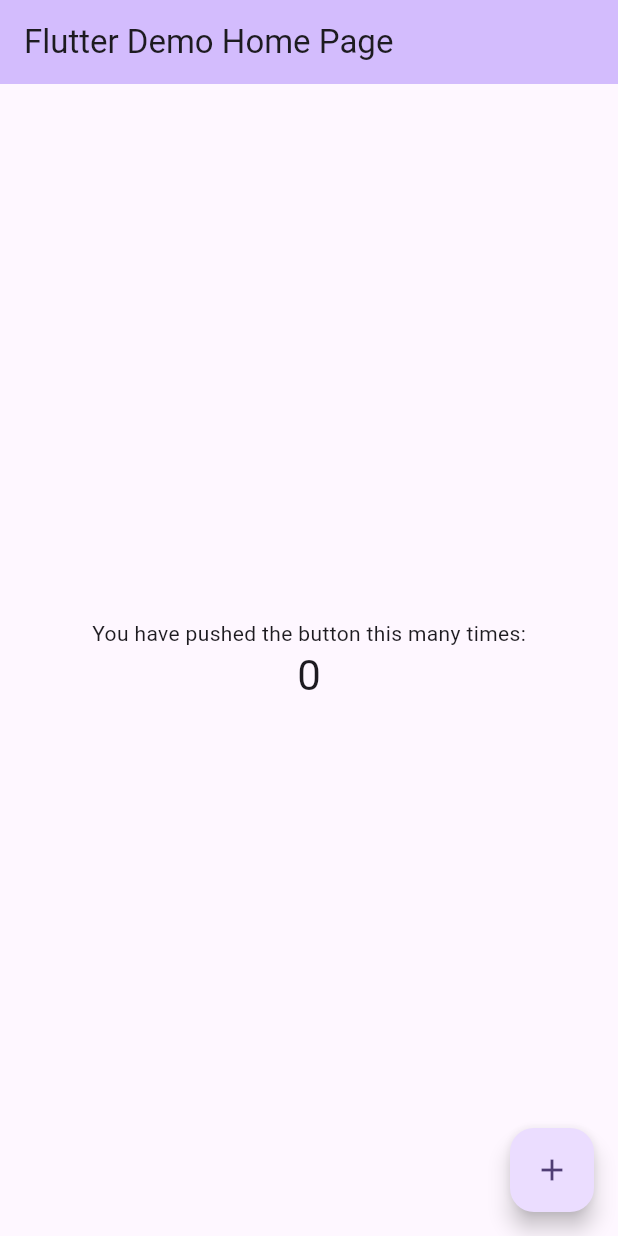
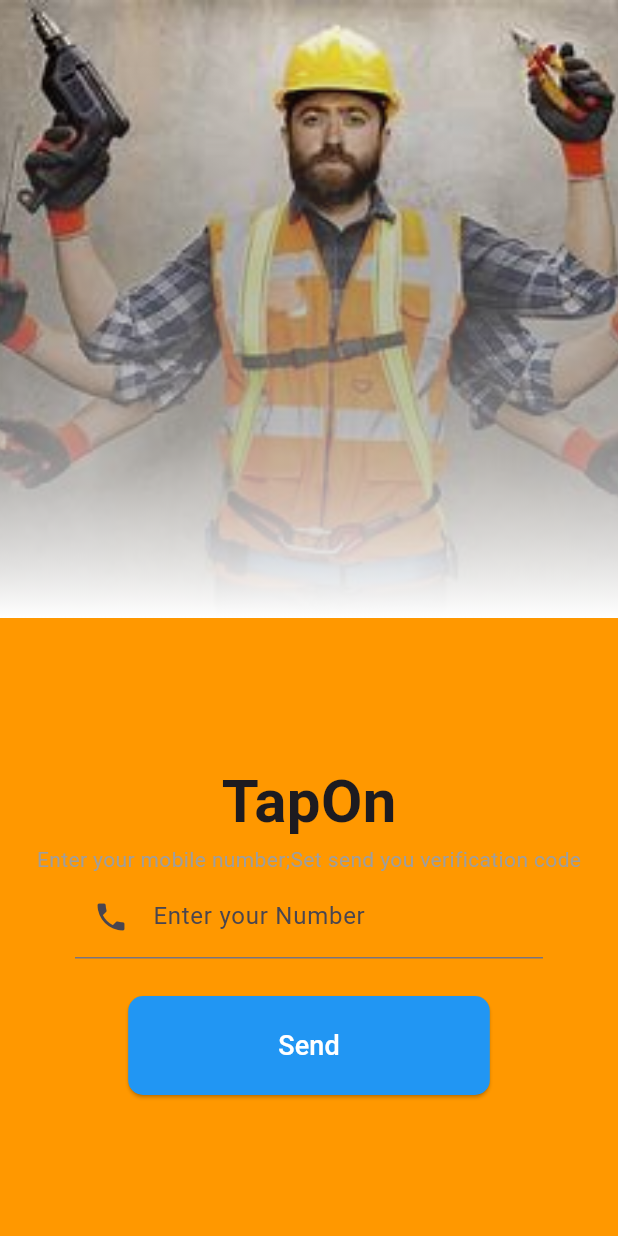
Before and after one commit to RusthyAhd/TapOn, a Flutter app: the screen it shows after launch, on a phone screen of 412 x 824 dp. Run offline on Flutter 3.47's test engine with Material 3 defaults, Android fonts, the phone set to English and light mode, and no system bars.

Commit message:
create assets folder and constant file coding enternumber

```diff
--- a/FrontEnd/lib/Enter phone numper page.dart
+++ b/FrontEnd/lib/Enter phone numper page.dart
@@ -0,0 +1,105 @@
+import 'package:flutter/material.dart';
+import 'package:tap_on/constants.dart';
+
+class Enternumber extends StatelessWidget{
+  const Enternumber({super.key});
+
+@override
+  Widget build(BuildContext context) {
+    double height = MediaQuery.of(context).size.height;
+    double width = MediaQuery.of(context).size.width;
+
+    return Scaffold(
+      backgroundColor: Colors.orange,
+      body: Column(
+        crossAxisAlignment: CrossAxisAlignment.start,
+        children: [
+          Stack(
+            children: [
+              Image.asset(
+                'assets/images/image02.jpeg',
+                height: height * 0.50,
+                width: width,
+                fit: BoxFit.cover,
+              ),
+              Container(
+                height: height * 0.50,
+                width: width,
+                decoration: const BoxDecoration(
+                  gradient: LinearGradient(
+                    begin: Alignment.topCenter,
+                    end: Alignment.bottomCenter,
+                    colors: [Colors.transparent, Colors.white],
+                  ),
+                ),
+              ),
+            ],
+          ),
+          Expanded(
+            child: Center(
+              child: Column(
+                mainAxisAlignment: MainAxisAlignment.center,
+                crossAxisAlignment: CrossAxisAlignment.center,
+                children: [
+                  const Text(
+                    appName,
+                    style: TextStyle(
+                      fontSize: 40,
+                      fontWeight: FontWeight.bold,
+                    ),
+                  ),
+                  const Text(
+                    slogan,
+                    style: TextStyle(color: Colors.grey),
+                  ),
+                  Padding(
+                    padding: const EdgeInsets.symmetric(horizontal: 50.0),
+                    child: TextField(
+                      decoration: InputDecoration(
+                        prefixIcon: Icon(Icons.phone),
+                        labelText: "Enter your Number",
+                      ),
+                    ),
+                  ),
+                  SizedBox(height: 25,),
+                  ElevatedButton(
+                    onPressed: () {
+                      // Add your onPressed logic here
+                    },
+                    style: ElevatedButton.styleFrom(
+                      backgroundColor: Colors.blue,
+                      padding: const EdgeInsets.symmetric(
+                          horizontal: 100, vertical: 20),
+                      shape: RoundedRectangleBorder(
+                        borderRadius: BorderRadius.circular(10),
+                      ),
+                    ),
+                    child: const Text(
+                      'Send',
+                      style: TextStyle(
+                        color: Colors.white,
+                        fontSize: 18,
+                      ),
+                    ),
+                  ),
+                ],
+              ),
+            ),
+          ),
+        ],
+      ),
+    );
+
+
+
+
+
+
+
+  }
+
+
+
+
+
+}
--- /dev/null
+++ b/FrontEnd/lib/constants.dart
@@ -0,0 +1,4 @@
+const String appName = "TapOn";
+const String slogan = "Enter your mobile number;Set send you verification code";
+const String bgimag = "assets\images\handy.jpg";
+const String login = "Enter your mobile number;Set send you verification code.";
--- a/FrontEnd/lib/main.dart
+++ b/FrontEnd/lib/main.dart
@@ -1,125 +1,27 @@
 import 'package:flutter/material.dart';
+import 'package:tap_on/Enter%20phone%20numper%20page.dart';
+import 'package:tap_on/constants.dart';
+
+//
 
 void main() {
-  runApp(const MyApp());
+  runApp(const InitialScreen());
 }
 
-class MyApp extends StatelessWidget {
-  const MyApp({super.key});
+class InitialScreen extends StatefulWidget {
+  const InitialScreen({super.key});
 
-  // This widget is the root of your application.
+  @override
+  State<InitialScreen> createState() => _InitialScreenState();
+}
+
+class _InitialScreenState extends State<InitialScreen> {
   @override
   Widget build(BuildContext context) {
-    return MaterialApp(
-      title: 'Flutter Demo',
-      theme: ThemeData(
-        // This is the theme of your application.
-        //
-        // TRY THIS: Try running your application with "flutter run". You'll see
-        // the application has a purple toolbar. Then, without quitting the app,
-        // try changing the seedColor in the colorScheme below to Colors.green
-        // and then invoke "hot reload" (save your changes or press the "hot
-        // reload" button in a Flutter-supported IDE, or press "r" if you used
-        // the command line to start the app).
-        //
-        // Notice that the counter didn't reset back to zero; the application
-        // state is not lost during the reload. To reset the state, use hot
-        // restart instead.
-        //
-        // This works for code too, not just values: Most code changes can be
-        // tested with just a hot reload.
-        colorScheme: ColorScheme.fromSeed(seedColor: Colors.deepPurple),
-        useMaterial3: true,
-      ),
-      home: const MyHomePage(title: 'Flutter Demo Home Page'),
+    return const MaterialApp(
+      home:Enternumber (),
+      title: appName,
+      debugShowCheckedModeBanner: false,
     );
   }
 }
-
-class MyHomePage extends StatefulWidget {
-  const MyHomePage({super.key, required this.title});
-
-  // This widget is the home page of your application. It is stateful, meaning
-  // that it has a State object (defined below) that contains fields that affect
-  // how it looks.
-
-  // This class is the configuration for the state. It holds the values (in this
-  // case the title) provided by the parent (in this case the App widget) and
-  // used by the build method of the State. Fields in a Widget subclass are
-  // always marked "final".
-
-  final String title;
-
-  @override
-  State<MyHomePage> createState() => _MyHomePageState();
-}
-
-class _MyHomePageState extends State<MyHomePage> {
-  int _counter = 0;
-
-  void _incrementCounter() {
-    setState(() {
-      // This call to setState tells the Flutter framework that something has
-      // changed in this State, which causes it to rerun the build method below
-      // so that the display can reflect the updated values. If we changed
-      // _counter without calling setState(), then the build method would not be
-      // called again, and so nothing would appear to happen.
-      _counter++;
-    });
-  }
-
-  @override
-  Widget build(BuildContext context) {
-    // This method is rerun every time setState is called, for instance as done
-    // by the _incrementCounter method above.
-    //
-    // The Flutter framework has been optimized to make rerunning build methods
-    // fast, so that you can just rebuild anything that needs updating rather
-    // than having to individually change instances of widgets.
-    return Scaffold(
-      appBar: AppBar(
-        // TRY THIS: Try changing the color here to a specific color (to
-        // Colors.amber, perhaps?) and trigger a hot reload to see the AppBar
-        // change color while the other colors stay the same.
-        backgroundColor: Theme.of(context).colorScheme.inversePrimary,
-        // Here we take the value from the MyHomePage object that was created by
-        // the App.build method, and use it to set our appbar title.
-        title: Text(widget.title),
-      ),
-      body: Center(
-        // Center is a layout widget. It takes a single child and positions it
-        // in the middle of the parent.
-        child: Column(
-          // Column is also a layout widget. It takes a list of children and
-          // arranges them vertically. By default, it sizes itself to fit its
-          // children horizontally, and tries to be as tall as its parent.
-          //
-          // Column has various properties to control how it sizes itself and
-          // how it positions its children. Here we use mainAxisAlignment to
-          // center the children vertically; the main axis here is the vertical
-          // axis because Columns are vertical (the cross axis would be
-          // horizontal).
-          //
-          // TRY THIS: Invoke "debug painting" (choose the "Toggle Debug Paint"
-          // action in the IDE, or press "p" in the console), to see the
-          // wireframe for each widget.
-          mainAxisAlignment: MainAxisAlignment.center,
-          children: <Widget>[
-            const Text(
-              'You have pushed the button this many times:',
-            ),
-            Text(
-              '$_counter',
-              style: Theme.of(context).textTheme.headlineMedium,
-            ),
-          ],
-        ),
-      ),
-      floatingActionButton: FloatingActionButton(
-        onPressed: _incrementCounter,
-        tooltip: 'Increment',
-        child: const Icon(Icons.add),
-      ), // This trailing comma makes auto-formatting nicer for build methods.
-    );
-  }
-}
--- a/FrontEnd/pubspec.yaml
+++ b/FrontEnd/pubspec.yaml
@@ -59,9 +59,8 @@
   uses-material-design: true
 
   # To add assets to your application, add an assets section, like this:
-  # assets:
-  #   - images/a_dot_burr.jpeg
-  #   - images/a_dot_ham.jpeg
+  assets:
+  - assets/images/
 
   # An image asset can refer to one or more resolution-specific "variants", see
   # https://flutter.dev/to/resolution-aware-images
```
Also changed, not shown: FrontEnd/assets/images/image01.jpeg (added), FrontEnd/assets/images/image02.jpeg (added).
